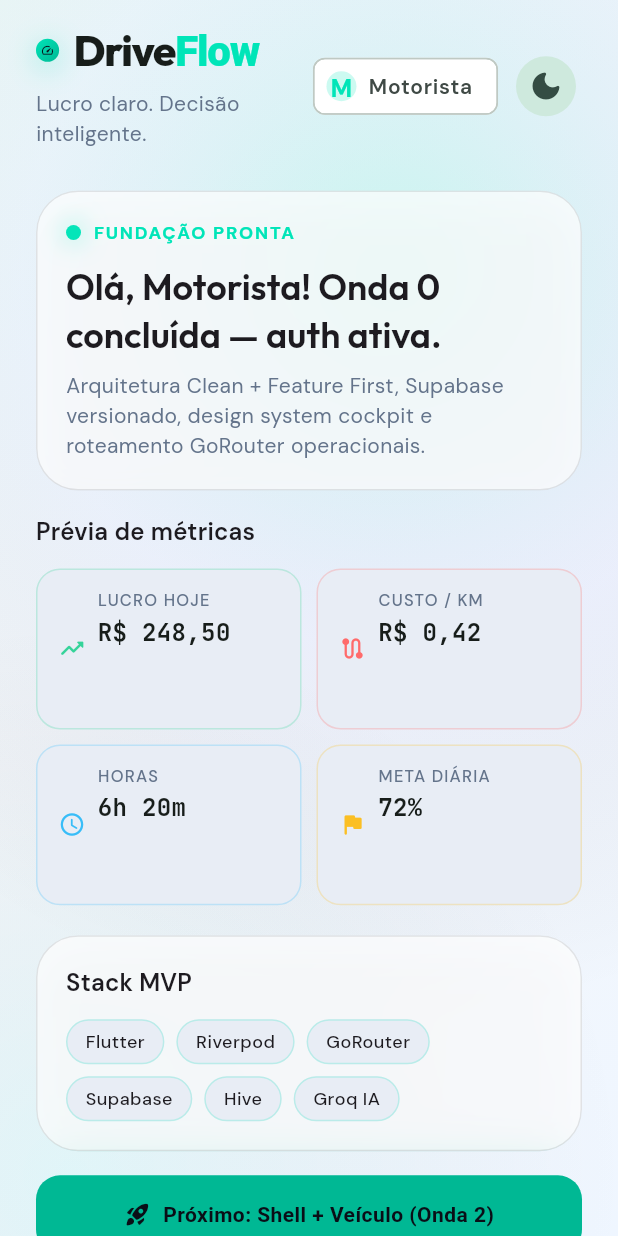
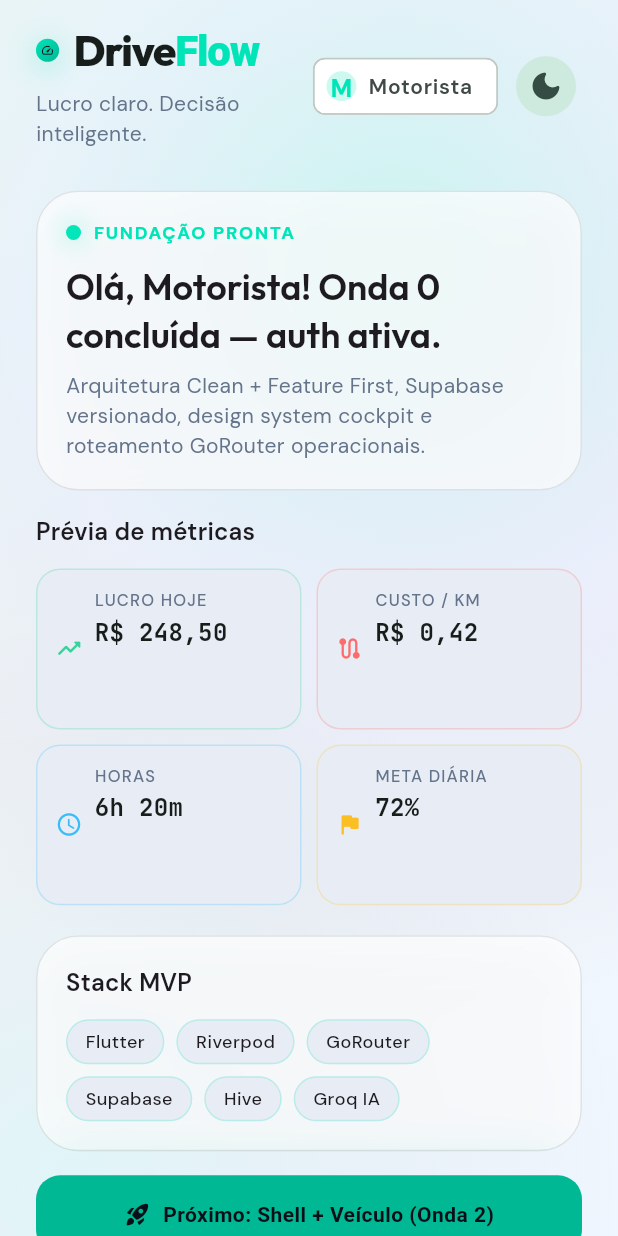
Before and after one commit to solerpedroo/driveflow, a Flutter app: the FoundationScreen screen opened directly, on a phone screen of 412 x 824 dp. Run offline on Flutter 3.47's test engine with Material 3 defaults, Android fonts, the phone set to English and light mode, and no system bars; our stand-ins replace cached_network_image, connectivity_plus, dio, file_picker, fl_chart, flutter_hooks and 14 more; missing offline and left inert: google_mlkit_text_recognition; accounts and stored records are empty; network calls fail.

Commit message:
refactor(ds): delegate DriveFlowMetricChip to DfChip
Co-authored-by: Pedro Henrique Contardi Soler <pedrocsoler@hotmail.com>

```diff
--- a/lib/shared/widgets/driveflow_metric_chip.dart
+++ b/lib/shared/widgets/driveflow_metric_chip.dart
@@ -1,81 +1,34 @@
 import 'package:flutter/material.dart';
-import 'package:google_fonts/google_fonts.dart';
 
 import '../../core/theme/app_colors.dart';
+import 'design_system/df_chip.dart';
 
-/// Chip de métrica para dashboard e previews de design system.
+/// Chip de métrica — delega para [DfChip] (Design System v2).
+@Deprecated('Use DfChip. Será removido em v2.1.')
 class DriveFlowMetricChip extends StatelessWidget {
   const DriveFlowMetricChip({
     required this.label,
     required this.value,
     super.key,
-    this.accentColor = AppColors.electricTeal,
+    this.accentColor,
     this.icon,
     this.onTap,
   });
 
   final String label;
   final String value;
-  final Color accentColor;
+  final Color? accentColor;
   final IconData? icon;
   final VoidCallback? onTap;
 
   @override
   Widget build(BuildContext context) {
-    final theme = Theme.of(context);
-
-    return Semantics(
-      label: '$label: $value',
-      button: onTap != null,
-      child: Material(
-        color: Colors.transparent,
-        child: InkWell(
-          onTap: onTap,
-          borderRadius: BorderRadius.circular(16),
-          child: Container(
-            padding: const EdgeInsets.symmetric(horizontal: 14, vertical: 12),
-            decoration: BoxDecoration(
-              borderRadius: BorderRadius.circular(16),
-              color: AppColors.mutedSurface(theme),
-              border: Border.all(
-                color: accentColor.withValues(alpha: 0.25),
-              ),
-            ),
-            child: Row(
-              children: [
-                if (icon != null) ...[
-                  Icon(icon, size: 18, color: accentColor),
-                  const SizedBox(width: 8),
-                ],
-                Expanded(
-                  child: Column(
-                    crossAxisAlignment: CrossAxisAlignment.start,
-                    children: [
-                      Text(
-                        label.toUpperCase(),
-                        style: theme.textTheme.labelSmall?.copyWith(
-                          color: AppColors.secondaryLabel(theme),
-                          letterSpacing: 0.8,
-                        ),
-                      ),
-                      const SizedBox(height: 2),
-                      Text(
-                        value,
-                        style: GoogleFonts.jetBrainsMono(
-                          fontSize: 16,
-                          fontWeight: FontWeight.w700,
-                          color: theme.colorScheme.onSurface,
-                          fontFeatures: const [FontFeature.tabularFigures()],
-                        ),
-                      ),
-                    ],
-                  ),
-                ),
-              ],
-            ),
-          ),
-        ),
-      ),
+    return DfChip(
+      label: label,
+      value: value,
+      accentColor: accentColor ?? AppColors.electricTeal,
+      icon: icon,
+      onTap: onTap,
     );
   }
 }
```
